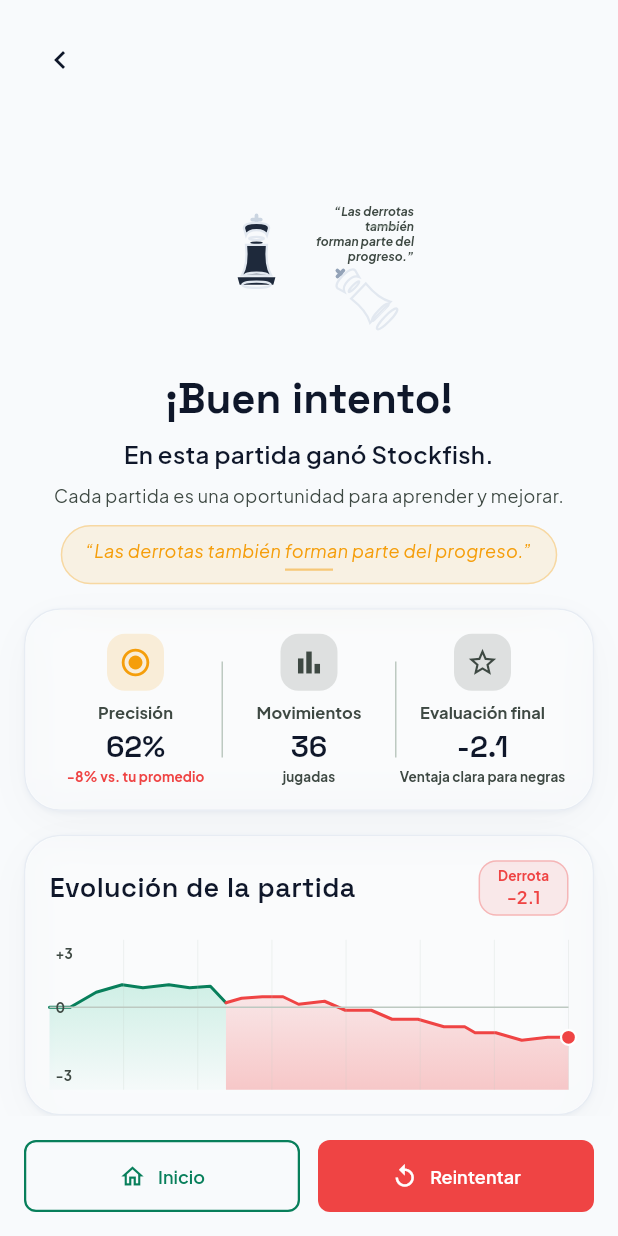
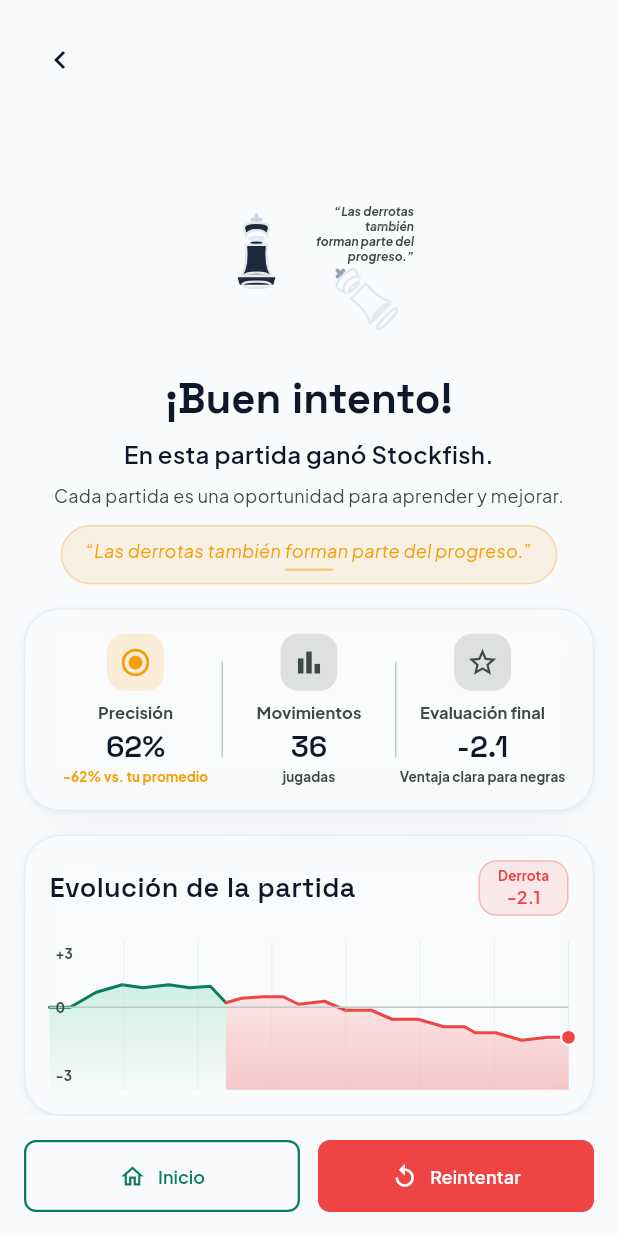
Before and after one commit to larzekao9/Brazo-Rob-tico-con-Inteligencia-Artificial-para-el-Aprendizaje-del-Ajedrez, a Flutter app: the DefeatScreen screen opened by its route, on a phone screen of 412 x 824 dp. Run offline on Flutter 3.47's test engine with Material 3 defaults, Android fonts, the phone set to English and light mode, and no system bars; our stand-ins replace dio, fl_chart, flutter_secure_storage, go_router, google_fonts, google_sign_in and 1 more; accounts and stored records are empty.

Commit message:
stats: precisión promedio en pantallas de victoria/derrota + evaluación final real - VictoryScreen/DefeatScreen now receive precisionPromedio from backend profile - _MetricsRow shows delta vs. user's average precision - game_screen sends finalEval from last live evaluation (antes estaba _evaluacion=null) - main.dart passes precisionPromedio in navigation extras

```diff
--- a/app_movil/lib/main.dart
+++ b/app_movil/lib/main.dart
@@ -103,6 +103,7 @@
             moves: extra['moves'] as int? ?? 28,
             finalEval: extra['finalEval'] as double? ?? 2.3,
             opponent: extra['opponent'] as String? ?? 'Stockfish',
+            precisionPromedio: (extra['precisionPromedio'] as num?)?.toDouble() ?? 0.0,
           );
         },
       ),
@@ -116,6 +117,7 @@
             moves: extra['moves'] as int? ?? 36,
             finalEval: extra['finalEval'] as double? ?? -2.1,
             opponent: extra['opponent'] as String? ?? 'Stockfish',
+            precisionPromedio: (extra['precisionPromedio'] as num?)?.toDouble() ?? 0.0,
           );
         },
       ),
--- a/app_movil/lib/screens/defeat_screen.dart
+++ b/app_movil/lib/screens/defeat_screen.dart
@@ -9,6 +9,7 @@
   final int moves;
   final double finalEval;
   final String opponent;
+  final double precisionPromedio;
 
   const DefeatScreen({
     super.key,
@@ -17,6 +18,7 @@
     required this.moves,
     required this.finalEval,
     required this.opponent,
+    required this.precisionPromedio,
   });
 
   @override
@@ -38,6 +40,7 @@
                       accuracy: accuracy,
                       moves: moves,
                       finalEval: finalEval,
+                      precisionPromedio: precisionPromedio,
                     ),
                     const SizedBox(height: AppSpacing.spaceLg),
                     _GameEvolutionChart(finalEval: finalEval),
@@ -289,11 +292,13 @@
   final int accuracy;
   final int moves;
   final double finalEval;
+  final double precisionPromedio;
 
   const _MetricsRow({
     required this.accuracy,
     required this.moves,
     required this.finalEval,
+    required this.precisionPromedio,
   });
 
   @override
@@ -307,8 +312,8 @@
             iconColor: AppColors.moveMistake,
             label: 'Precisión',
             value: '$accuracy%',
-            delta: '-8% vs. tu promedio',
-            deltaColor: AppColors.moveBlunder,
+            delta: '${(precisionPromedio - accuracy).toInt()}% vs. tu promedio',
+            deltaColor: precisionPromedio > accuracy ? AppColors.primary : AppColors.moveMistake,
           ),
           _MetricDivider(),
           _MetricColumn(
```
Also changed, not shown: app_movil/lib/screens/game_screen.dart (+13 -3 lines), app_movil/lib/screens/victory_screen.dart (+7 -2 lines).
